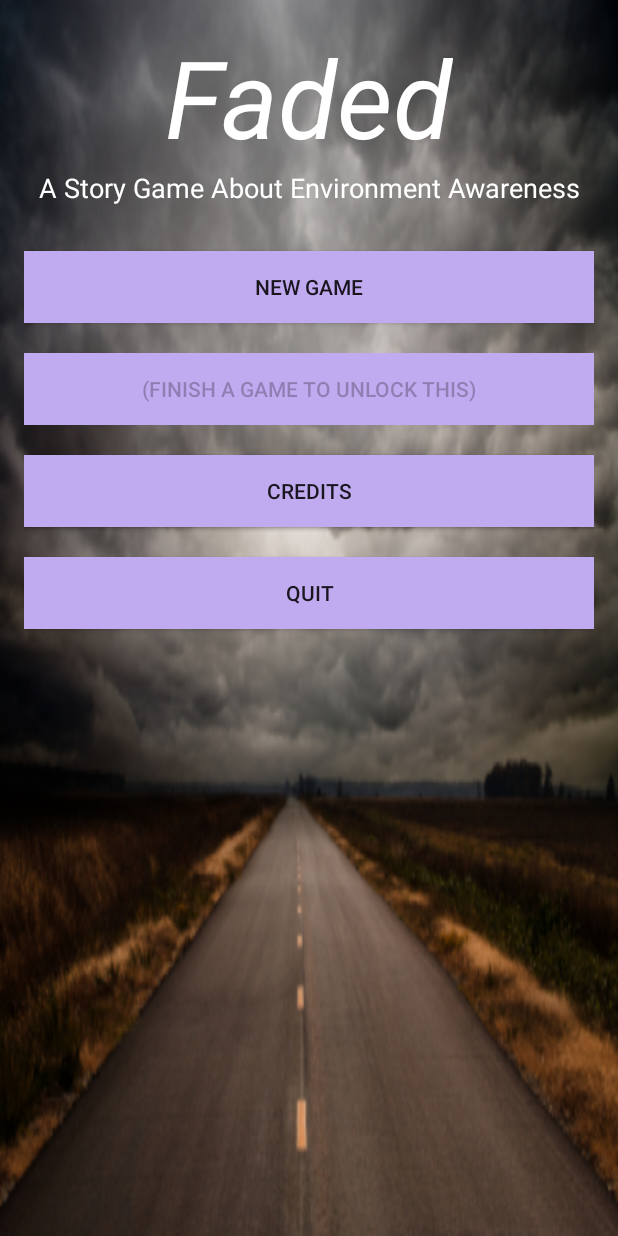
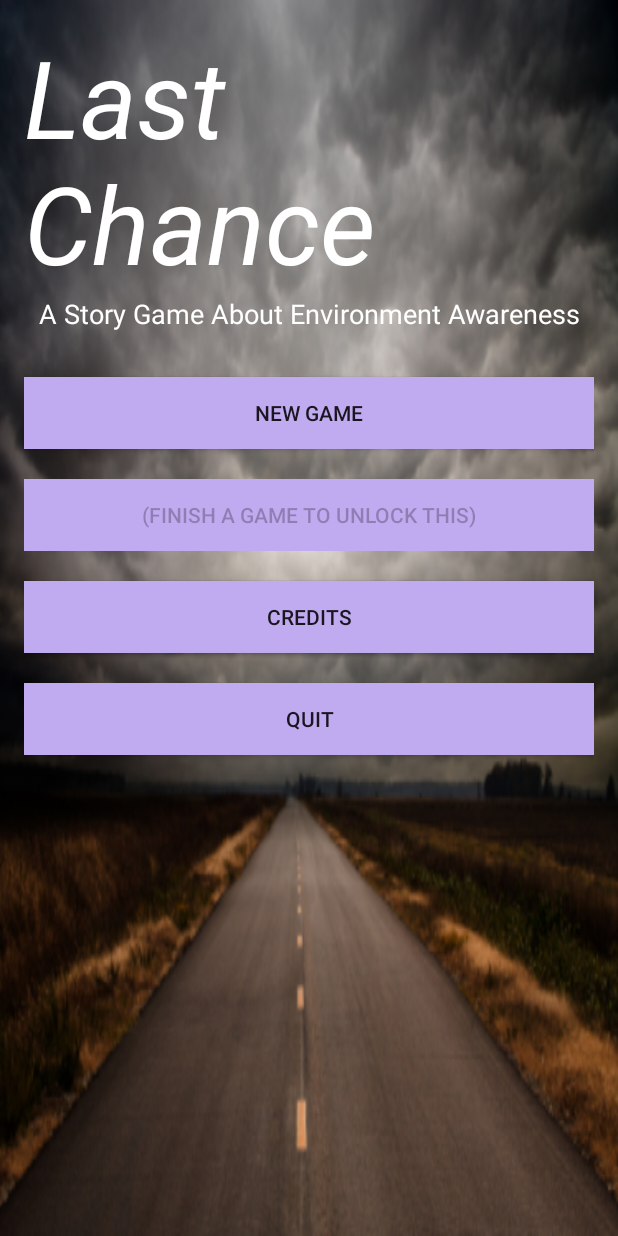
Before and after one commit to supsup11/Technovation_powercodegirls, an Android app: the screen it shows after launch (MainActivity), on a phone screen of 412 x 824 dp. Run offline under Robolectric (Android 15) with nearby library versions, the phone set to English and light mode, and no system bars.

Commit message:
changed title - need to format

```diff
--- a/app/src/main/res/layout/activity_main.xml
+++ b/app/src/main/res/layout/activity_main.xml
@@ -14,7 +14,7 @@
         android:layout_width="wrap_content"
         android:layout_height="wrap_content"
         android:textAppearance="?android:attr/textAppearanceLarge"
-        android:text="Faded"
+        android:text="Last Chance"
         android:id="@+id/textView"
         android:layout_alignParentTop="true"
         android:layout_centerHorizontal="true"
```
